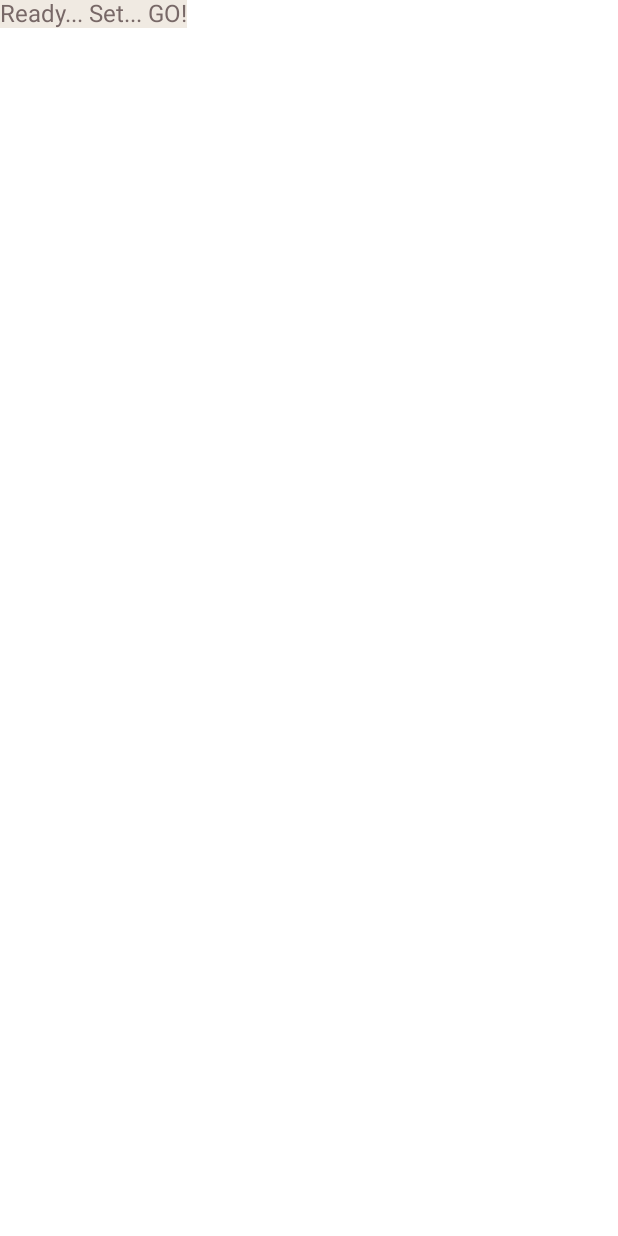
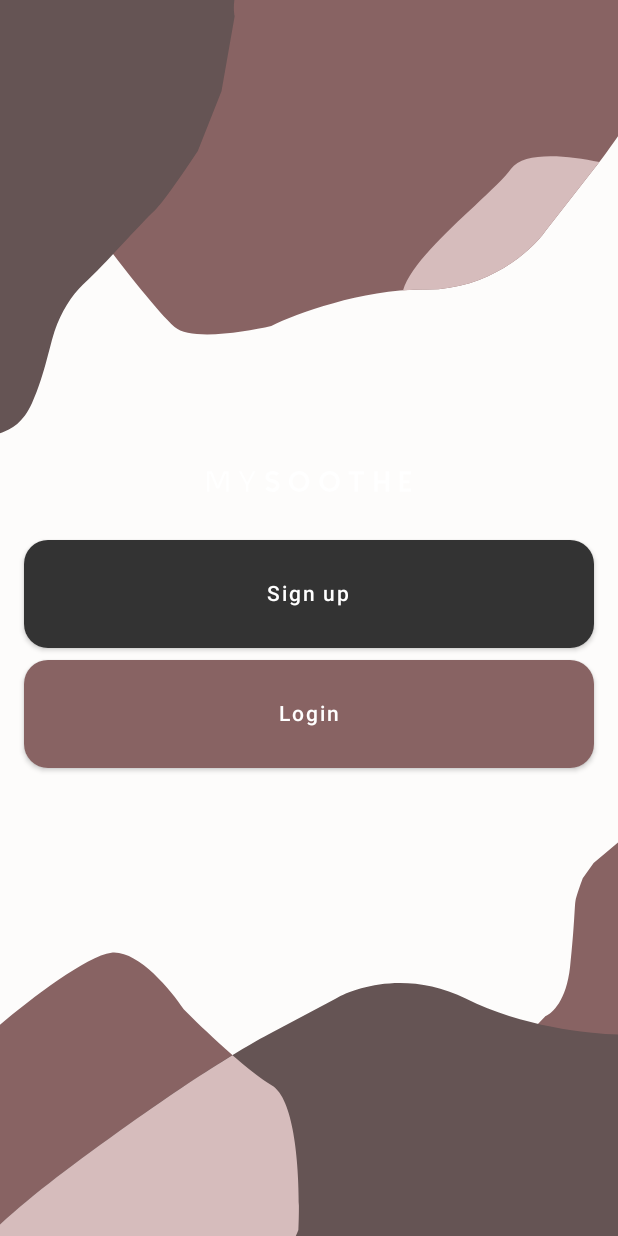
Before and after one commit to RafaO/compose-challenge-3, an Android app built with Jetpack Compose: the screen it shows after launch (MainActivity), on a phone screen of 412 x 824 dp. Run offline under Robolectric (Android 15) with nearby library versions, the phone set to English and light mode, and no system bars.

Commit message:
add welcome screen

```diff
--- a/app/src/main/java/com/example/androiddevchallenge/MainActivity.kt
+++ b/app/src/main/java/com/example/androiddevchallenge/MainActivity.kt
@@ -18,11 +18,9 @@ package com.example.androiddevchallenge
 import android.os.Bundle
 import androidx.activity.compose.setContent
 import androidx.appcompat.app.AppCompatActivity
-import androidx.compose.material.MaterialTheme
-import androidx.compose.material.Surface
-import androidx.compose.material.Text
 import androidx.compose.runtime.Composable
 import androidx.compose.ui.tooling.preview.Preview
+import com.example.androiddevchallenge.ui.screens.Welcome
 import com.example.androiddevchallenge.ui.theme.MyTheme
 
 class MainActivity : AppCompatActivity() {
@@ -39,9 +37,7 @@ class MainActivity : AppCompatActivity() {
 // Start building your app here!
 @Composable
 fun MyApp() {
-    Surface(color = MaterialTheme.colors.background) {
-        Text(text = "Ready... Set... GO!")
-    }
+    Welcome()
 }
 
 @Preview("Light Theme", widthDp = 360, heightDp = 640)
--- /dev/null
+++ b/app/src/main/java/com/example/androiddevchallenge/ui/screens/Welcome.kt
@@ -0,0 +1,99 @@
+/*
+ * Copyright 2021 The Android Open Source Project
+ *
+ * Licensed under the Apache License, Version 2.0 (the "License");
+ * you may not use this file except in compliance with the License.
+ * You may obtain a copy of the License at
+ *
+ *     https://www.apache.org/licenses/LICENSE-2.0
+ *
+ * Unless required by applicable law or agreed to in writing, software
+ * distributed under the License is distributed on an "AS IS" BASIS,
+ * WITHOUT WARRANTIES OR CONDITIONS OF ANY KIND, either express or implied.
+ * See the License for the specific language governing permissions and
+ * limitations under the License.
+ */
+package com.example.androiddevchallenge.ui.screens
+
+import androidx.compose.foundation.Image
+import androidx.compose.foundation.background
+import androidx.compose.foundation.layout.Arrangement
+import androidx.compose.foundation.layout.Column
+import androidx.compose.foundation.layout.RowScope
+import androidx.compose.foundation.layout.Spacer
+import androidx.compose.foundation.layout.fillMaxSize
+import androidx.compose.foundation.layout.fillMaxWidth
+import androidx.compose.foundation.layout.height
+import androidx.compose.foundation.layout.padding
+import androidx.compose.foundation.shape.CornerSize
+import androidx.compose.material.Button
+import androidx.compose.material.ButtonColors
+import androidx.compose.material.ButtonDefaults
+import androidx.compose.material.MaterialTheme
+import androidx.compose.material.Surface
+import androidx.compose.material.Text
+import androidx.compose.runtime.Composable
+import androidx.compose.ui.Alignment
+import androidx.compose.ui.Modifier
+import androidx.compose.ui.layout.ContentScale
+import androidx.compose.ui.res.painterResource
+import androidx.compose.ui.tooling.preview.Preview
+import androidx.compose.ui.unit.dp
+import com.example.androiddevchallenge.R
+import com.example.androiddevchallenge.ui.theme.MyTheme
+
+@Composable
+fun Welcome() = Surface(
+    Modifier
+        .background(color = MaterialTheme.colors.background)
+        .fillMaxSize(),
+) {
+    val (background, logo) = if (MaterialTheme.colors.isLight) Pair(
+        R.drawable.dark_welcome,
+        R.drawable.dark_logo
+    ) else Pair(R.drawable.light_welcome, R.drawable.light_logo)
+    Image(
+        contentScale = ContentScale.FillBounds,
+        painter = painterResource(background),
+        contentDescription = "background"
+    )
+    Column(
+        modifier = Modifier.padding(16.dp),
+        verticalArrangement = Arrangement.Center,
+        horizontalAlignment = Alignment.CenterHorizontally
+    ) {
+        Image(painter = painterResource(logo), contentDescription = "logo")
+        Spacer(Modifier.height(32.dp))
+        FullWidthButton {
+            Text("Sign up")
+        }
+        Spacer(Modifier.height(8.dp))
+        FullWidthButton(
+            colors = ButtonDefaults.buttonColors(backgroundColor = MaterialTheme.colors.secondary)
+        ) {
+            Text("Login")
+        }
+    }
+}
+
+@Composable
+fun FullWidthButton(
+    colors: ButtonColors = ButtonDefaults.buttonColors(),
+    content: @Composable RowScope.() -> Unit
+) = Button(
+    modifier = Modifier
+        .height(72.dp)
+        .fillMaxWidth(),
+    onClick = { },
+    shape = MaterialTheme.shapes.medium.copy(CornerSize(16.dp)),
+    colors = colors,
+    content = content
+)
+
+@Preview
+@Composable
+fun LightPreview() {
+    MyTheme {
+        Welcome()
+    }
+}
--- /dev/null
+++ b/app/src/main/res/drawable/dark_logo.xml
@@ -0,0 +1,30 @@
+<vector xmlns:android="http://schemas.android.com/apk/res/android"
+    android:width="136dp"
+    android:height="16dp"
+    android:viewportWidth="136"
+    android:viewportHeight="16">
+  <path
+      android:pathData="M0,15.805V2.175H3.301L7.222,11.853L11.143,2.175H14.444V15.805H12.844V3.928H12.164L8.103,13.683H6.362L2.281,3.928H1.58V15.805H0Z"
+      android:fillColor="#ffffff"/>
+  <path
+      android:pathData="M32.295,2.175L27.574,11.21V15.805H25.973V11.21L21.252,2.175H22.912L26.774,9.613L30.635,2.175H32.295Z"
+      android:fillColor="#ffffff"/>
+  <path
+      android:pathData="M43.756,16C43.155,16 42.549,15.909 41.935,15.727C41.335,15.546 40.768,15.299 40.235,14.988C39.714,14.663 39.268,14.306 38.894,13.917L40.675,12.242C41.075,12.644 41.555,12.969 42.115,13.216C42.689,13.462 43.222,13.585 43.715,13.585C44.342,13.585 44.869,13.41 45.296,13.06C45.736,12.696 45.956,12.268 45.956,11.775C45.956,11.372 45.803,11.028 45.496,10.743C45.189,10.444 44.809,10.23 44.356,10.1C43.169,9.789 42.155,9.458 41.315,9.107C40.488,8.757 39.874,8.296 39.474,7.725C39.074,7.153 38.927,6.388 39.034,5.427C39.127,4.674 39.381,4.051 39.794,3.558C40.221,3.051 40.755,2.675 41.395,2.428C42.048,2.182 42.769,2.058 43.556,2.058C44.262,2.058 45.003,2.169 45.776,2.389C46.55,2.597 47.317,2.948 48.077,3.441L46.376,5.154C45.99,4.947 45.569,4.771 45.116,4.629C44.662,4.486 44.196,4.408 43.715,4.395C43.342,4.382 42.982,4.421 42.635,4.512C42.302,4.59 42.022,4.733 41.795,4.94C41.568,5.135 41.448,5.401 41.435,5.739C41.422,6.115 41.521,6.407 41.735,6.615C41.948,6.822 42.242,6.991 42.615,7.121C43.002,7.251 43.449,7.394 43.956,7.549C44.889,7.796 45.683,8.082 46.336,8.406C46.99,8.718 47.49,9.14 47.837,9.672C48.184,10.191 48.357,10.892 48.357,11.775C48.357,12.566 48.15,13.281 47.737,13.917C47.323,14.553 46.77,15.059 46.076,15.435C45.383,15.812 44.609,16 43.756,16Z"
+      android:fillColor="#ffffff"/>
+  <path
+      android:pathData="M68.267,8.951C68.267,9.925 68.087,10.84 67.727,11.697C67.38,12.541 66.893,13.281 66.267,13.917C65.64,14.553 64.913,15.052 64.086,15.416C63.259,15.779 62.372,15.961 61.425,15.961C60.465,15.961 59.571,15.779 58.744,15.416C57.917,15.039 57.19,14.533 56.564,13.897C55.937,13.248 55.443,12.502 55.083,11.658C54.736,10.801 54.563,9.899 54.563,8.951C54.563,8.004 54.743,7.115 55.103,6.284C55.463,5.44 55.963,4.7 56.604,4.064C57.244,3.415 57.977,2.909 58.804,2.545C59.631,2.182 60.505,2 61.425,2C62.372,2 63.252,2.182 64.066,2.545C64.893,2.909 65.62,3.415 66.247,4.064C66.887,4.7 67.38,5.44 67.727,6.284C68.087,7.115 68.267,8.004 68.267,8.951ZM65.786,8.951C65.786,8.095 65.586,7.316 65.186,6.615C64.799,5.914 64.273,5.356 63.606,4.94C62.952,4.512 62.225,4.298 61.425,4.298C60.625,4.298 59.891,4.512 59.224,4.94C58.557,5.369 58.024,5.94 57.624,6.654C57.237,7.355 57.044,8.121 57.044,8.951C57.044,9.808 57.237,10.593 57.624,11.307C58.024,12.021 58.557,12.592 59.224,13.021C59.891,13.449 60.625,13.663 61.425,13.663C62.239,13.663 62.972,13.449 63.626,13.021C64.279,12.592 64.799,12.021 65.186,11.307C65.586,10.58 65.786,9.795 65.786,8.951Z"
+      android:fillColor="#ffffff"/>
+  <path
+      android:pathData="M88.566,8.951C88.566,9.925 88.386,10.84 88.026,11.697C87.679,12.541 87.193,13.281 86.566,13.917C85.939,14.553 85.212,15.052 84.385,15.416C83.558,15.779 82.671,15.961 81.724,15.961C80.764,15.961 79.87,15.779 79.044,15.416C78.217,15.039 77.49,14.533 76.863,13.897C76.236,13.248 75.743,12.502 75.382,11.658C75.036,10.801 74.862,9.899 74.862,8.951C74.862,8.004 75.042,7.115 75.402,6.284C75.762,5.44 76.263,4.7 76.903,4.064C77.543,3.415 78.277,2.909 79.104,2.545C79.93,2.182 80.804,2 81.724,2C82.671,2 83.552,2.182 84.365,2.545C85.192,2.909 85.919,3.415 86.546,4.064C87.186,4.7 87.679,5.44 88.026,6.284C88.386,7.115 88.566,8.004 88.566,8.951ZM86.086,8.951C86.086,8.095 85.886,7.316 85.485,6.615C85.099,5.914 84.572,5.356 83.905,4.94C83.252,4.512 82.525,4.298 81.724,4.298C80.924,4.298 80.19,4.512 79.524,4.94C78.857,5.369 78.323,5.94 77.923,6.654C77.536,7.355 77.343,8.121 77.343,8.951C77.343,9.808 77.536,10.593 77.923,11.307C78.323,12.021 78.857,12.592 79.524,13.021C80.19,13.449 80.924,13.663 81.724,13.663C82.538,13.663 83.271,13.449 83.925,13.021C84.578,12.592 85.099,12.021 85.485,11.307C85.886,10.58 86.086,9.795 86.086,8.951Z"
+      android:fillColor="#ffffff"/>
+  <path
+      android:pathData="M104.684,4.317H100.722V15.805H98.322V4.317H94.36V2.175H104.684V4.317Z"
+      android:fillColor="#ffffff"/>
+  <path
+      android:pathData="M121.463,15.805H119.062V10.256H113.881V15.805H111.48V2.175H113.881V8.114H119.062V2.175H121.463V15.805Z"
+      android:fillColor="#ffffff"/>
+  <path
+      android:pathData="M136,15.805H128.458V2.175H136V4.356H130.858V8.153H135.02V10.12H130.858V13.625H136V15.805Z"
+      android:fillColor="#ffffff"/>
+</vector>
--- /dev/null
+++ b/app/src/main/res/drawable/dark_welcome.xml
@@ -0,0 +1,33 @@
+<vector xmlns:android="http://schemas.android.com/apk/res/android"
+    android:width="361dp"
+    android:height="640dp"
+    android:viewportWidth="361"
+    android:viewportHeight="640">
+  <group>
+    <clip-path
+        android:pathData="M0,0h361v640h-361z"/>
+    <path
+        android:pathData="M261.517,634.873C256.752,642.796 259.928,647.549 261.517,653.887L381.176,656C383.117,601.775 387,492.162 387,487.514C387,482.866 384.176,447.901 382.764,431L363.704,434.169L346.761,446.845L340.407,454.768C339.172,457.761 336.595,464.275 336.171,466.387C335.642,469.028 335.642,479.063 332.995,500.718C330.877,518.042 322.582,524.838 318.699,526.07L303.344,540.331L293.285,555.12C291.167,560.401 286.825,571.81 286.402,575.19C285.872,579.415 281.636,597.901 281.107,602.655C280.577,607.408 278.989,612.162 275.812,616.915C272.636,621.669 266.282,626.951 261.517,634.873Z"
+        android:fillColor="#886363"/>
+    <path
+        android:pathData="M124.655,677.114C94.896,673.241 73.498,721.668 6.581,701.44L-13.242,675.512L-28.664,600.657L-3.879,533.525C12.797,520.752 49.932,494.827 65.066,493.31C80.199,491.793 99.532,512.22 107.307,522.623C118.168,532.39 143.686,553.944 158.866,562.021C174.045,570.099 175.472,615.29 174.288,636.876C167.663,651.58 148.462,680.213 124.655,677.114Z"
+        android:fillColor="#886363"/>
+    <path
+        android:pathData="M469.999,-107.11C481.788,-140.425 466.329,-202.918 457.125,-230L-99,10.751L-55.959,75.241L-16.08,103.317L22.534,116.828L62.352,127.298C71.754,138.341 92.84,162.21 101.975,169.338C111.11,176.467 143.437,171.96 158.458,168.816C173.317,162.384 212.144,149.605 248.587,149.95C285.03,150.294 310.469,129.877 318.633,119.626L347.371,87.034C354.732,78.81 376.223,52.378 403.296,12.446C437.137,-37.468 455.261,-65.465 469.999,-107.11Z"
+        android:fillColor="#886363"/>
+    <path
+        android:pathData="M18.712,208.635C10.691,224.181 -0.119,223.814 -11.902,227.576L-134.212,37.492C-48.834,-19.644 123.793,-135.073 131.276,-139.703C138.76,-144.333 197.862,-174.628 226.478,-189.197L240.317,-155.426L236.744,-115.586L230.301,-97.489C226.71,-92.523 218.783,-81.895 215.802,-79.11C212.076,-75.629 195.919,-65.633 163.683,-39.809C137.895,-19.15 135.196,0.943 137.07,8.407L129.367,47.274L115.553,78.164C109.154,86.827 95.099,105.165 90.078,109.212C83.801,114.272 58.246,139.49 51.119,145.076C43.991,150.661 37.916,157.948 33.419,167.786C28.923,177.623 26.733,193.089 18.712,208.635Z"
+        android:fillColor="#655454"/>
+    <path
+        android:pathData="M350.113,83.887C330.997,80.336 305.762,78.285 298.548,87.423C294.885,92.061 286.621,98.859 277.209,106.603C260.335,120.484 239.769,137.403 235.407,150.359C239.804,150.056 244.213,149.908 248.587,149.95C285.03,150.294 310.469,129.877 318.633,119.626L347.371,87.034C348.136,86.18 349.053,85.129 350.113,83.887Z"
+        android:fillColor="#D6BCBC"
+        android:fillType="evenOdd"/>
+    <path
+        android:pathData="M-32.992,665.11C-57.047,690.999 -67.687,754.491 -70,783L536,783L522.122,706.718L496.679,665.11L466.611,637.371L434.229,611.943C429.989,598.074 420.12,567.792 414.569,557.621C409.018,547.45 377.561,538.743 362.527,535.661C346.336,535.661 305.627,531.963 272.321,517.169C239.014,502.374 207.557,511.004 195.992,517.169L156.672,535.661C146.649,540.284 116.426,556.003 75.717,581.893C24.832,614.255 -2.924,632.747 -32.992,665.11Z"
+        android:fillColor="#655454"/>
+    <path
+        android:pathData="M91.893,688.424C103.529,681.553 113.505,675.663 124.655,677.114C148.462,680.213 167.663,651.58 174.287,636.876C175.472,615.29 174.045,570.099 158.866,562.021C152.41,558.586 144.083,552.713 135.81,546.345C121.017,554.358 100.275,566.275 75.717,581.893C33.089,609.004 6.693,626.381 -18.429,650.333L-13.242,675.512L6.581,701.44C48.426,714.089 72.472,699.891 91.893,688.424Z"
+        android:fillColor="#D6BCBC"
+        android:fillType="evenOdd"/>
+  </group>
+</vector>
--- /dev/null
+++ b/app/src/main/res/drawable/light_logo.xml
@@ -0,0 +1,30 @@
+<vector xmlns:android="http://schemas.android.com/apk/res/android"
+    android:width="136dp"
+    android:height="16dp"
+    android:viewportWidth="136"
+    android:viewportHeight="16">
+  <path
+      android:pathData="M0,15.805V2.175H3.301L7.222,11.853L11.143,2.175H14.444V15.805H12.844V3.928H12.164L8.103,13.683H6.362L2.281,3.928H1.58V15.805H0Z"
+      android:fillColor="#655454"/>
+  <path
+      android:pathData="M32.295,2.175L27.574,11.21V15.805H25.973V11.21L21.252,2.175H22.912L26.774,9.613L30.635,2.175H32.295Z"
+      android:fillColor="#655454"/>
+  <path
+      android:pathData="M43.756,16C43.155,16 42.549,15.909 41.935,15.727C41.335,15.546 40.768,15.299 40.235,14.988C39.714,14.663 39.268,14.306 38.894,13.917L40.675,12.242C41.075,12.644 41.555,12.969 42.115,13.216C42.689,13.462 43.222,13.585 43.715,13.585C44.342,13.585 44.869,13.41 45.296,13.06C45.736,12.696 45.956,12.268 45.956,11.775C45.956,11.372 45.803,11.028 45.496,10.743C45.189,10.444 44.809,10.23 44.356,10.1C43.169,9.789 42.155,9.458 41.315,9.107C40.488,8.757 39.874,8.296 39.474,7.725C39.074,7.153 38.927,6.388 39.034,5.427C39.127,4.674 39.381,4.051 39.794,3.558C40.221,3.051 40.755,2.675 41.395,2.428C42.048,2.182 42.769,2.058 43.556,2.058C44.262,2.058 45.003,2.169 45.776,2.389C46.55,2.597 47.317,2.948 48.077,3.441L46.376,5.154C45.99,4.947 45.569,4.771 45.116,4.629C44.662,4.486 44.196,4.408 43.715,4.395C43.342,4.382 42.982,4.421 42.635,4.512C42.302,4.59 42.022,4.733 41.795,4.94C41.568,5.135 41.448,5.401 41.435,5.739C41.422,6.115 41.521,6.407 41.735,6.615C41.948,6.822 42.242,6.991 42.615,7.121C43.002,7.251 43.449,7.394 43.956,7.549C44.889,7.796 45.683,8.082 46.336,8.406C46.99,8.718 47.49,9.14 47.837,9.672C48.184,10.191 48.357,10.892 48.357,11.775C48.357,12.566 48.15,13.281 47.737,13.917C47.323,14.553 46.77,15.059 46.076,15.435C45.383,15.812 44.609,16 43.756,16Z"
+      android:fillColor="#655454"/>
+  <path
+      android:pathData="M68.267,8.951C68.267,9.925 68.087,10.84 67.727,11.697C67.38,12.541 66.893,13.281 66.267,13.917C65.64,14.553 64.913,15.052 64.086,15.416C63.259,15.779 62.372,15.961 61.425,15.961C60.465,15.961 59.571,15.779 58.744,15.416C57.917,15.039 57.19,14.533 56.564,13.897C55.937,13.248 55.443,12.502 55.083,11.658C54.736,10.801 54.563,9.899 54.563,8.951C54.563,8.004 54.743,7.115 55.103,6.284C55.463,5.44 55.963,4.7 56.604,4.064C57.244,3.415 57.977,2.909 58.804,2.545C59.631,2.182 60.505,2 61.425,2C62.372,2 63.252,2.182 64.066,2.545C64.893,2.909 65.62,3.415 66.247,4.064C66.887,4.7 67.38,5.44 67.727,6.284C68.087,7.115 68.267,8.004 68.267,8.951ZM65.786,8.951C65.786,8.095 65.586,7.316 65.186,6.615C64.799,5.914 64.273,5.356 63.606,4.94C62.952,4.512 62.225,4.298 61.425,4.298C60.625,4.298 59.891,4.512 59.224,4.94C58.557,5.369 58.024,5.94 57.624,6.654C57.237,7.355 57.044,8.121 57.044,8.951C57.044,9.808 57.237,10.593 57.624,11.307C58.024,12.021 58.557,12.592 59.224,13.021C59.891,13.449 60.625,13.663 61.425,13.663C62.239,13.663 62.972,13.449 63.626,13.021C64.279,12.592 64.799,12.021 65.186,11.307C65.586,10.58 65.786,9.795 65.786,8.951Z"
+      android:fillColor="#655454"/>
+  <path
+      android:pathData="M88.566,8.951C88.566,9.925 88.386,10.84 88.026,11.697C87.679,12.541 87.193,13.281 86.566,13.917C85.939,14.553 85.212,15.052 84.385,15.416C83.558,15.779 82.671,15.961 81.724,15.961C80.764,15.961 79.87,15.779 79.044,15.416C78.217,15.039 77.49,14.533 76.863,13.897C76.236,13.248 75.743,12.502 75.382,11.658C75.036,10.801 74.862,9.899 74.862,8.951C74.862,8.004 75.042,7.115 75.402,6.284C75.762,5.44 76.263,4.7 76.903,4.064C77.543,3.415 78.277,2.909 79.104,2.545C79.93,2.182 80.804,2 81.724,2C82.671,2 83.552,2.182 84.365,2.545C85.192,2.909 85.919,3.415 86.546,4.064C87.186,4.7 87.679,5.44 88.026,6.284C88.386,7.115 88.566,8.004 88.566,8.951ZM86.086,8.951C86.086,8.095 85.886,7.316 85.485,6.615C85.099,5.914 84.572,5.356 83.905,4.94C83.252,4.512 82.525,4.298 81.724,4.298C80.924,4.298 80.19,4.512 79.524,4.94C78.857,5.369 78.323,5.94 77.923,6.654C77.536,7.355 77.343,8.121 77.343,8.951C77.343,9.808 77.536,10.593 77.923,11.307C78.323,12.021 78.857,12.592 79.524,13.021C80.19,13.449 80.924,13.663 81.724,13.663C82.538,13.663 83.271,13.449 83.925,13.021C84.578,12.592 85.099,12.021 85.485,11.307C85.886,10.58 86.086,9.795 86.086,8.951Z"
+      android:fillColor="#655454"/>
+  <path
+      android:pathData="M104.684,4.317H100.722V15.805H98.322V4.317H94.36V2.175H104.684V4.317Z"
+      android:fillColor="#655454"/>
+  <path
+      android:pathData="M121.463,15.805H119.062V10.256H113.881V15.805H111.48V2.175H113.881V8.114H119.062V2.175H121.463V15.805Z"
+      android:fillColor="#655454"/>
+  <path
+      android:pathData="M136,15.805H128.458V2.175H136V4.356H130.858V8.153H135.02V10.12H130.858V13.625H136V15.805Z"
+      android:fillColor="#655454"/>
+</vector>
--- /dev/null
+++ b/app/src/main/res/drawable/light_welcome.xml
@@ -0,0 +1,33 @@
+<vector xmlns:android="http://schemas.android.com/apk/res/android"
+    android:width="361dp"
+    android:height="640dp"
+    android:viewportWidth="361"
+    android:viewportHeight="640">
+  <group>
+    <clip-path
+        android:pathData="M0,0h361v640h-361z"/>
+    <path
+        android:pathData="M261.517,634.873C256.752,642.796 259.928,647.549 261.517,653.887L381.176,656C383.117,601.775 387,492.162 387,487.514C387,482.866 384.176,447.901 382.764,431L363.704,434.169L346.761,446.845L340.407,454.768C339.172,457.761 336.595,464.275 336.171,466.387C335.642,469.028 335.642,479.063 332.995,500.718C330.877,518.042 322.582,524.838 318.699,526.07L303.344,540.331L293.285,555.12C291.167,560.401 286.825,571.81 286.402,575.19C285.872,579.415 281.636,597.901 281.107,602.655C280.577,607.408 278.989,612.162 275.812,616.915C272.636,621.669 266.282,626.951 261.517,634.873Z"
+        android:fillColor="#E3CFBD"/>
+    <path
+        android:pathData="M124.655,677.114C94.896,673.241 73.498,721.668 6.581,701.44L-13.242,675.512L-28.664,600.657L-3.879,533.525C12.797,520.752 49.932,494.827 65.066,493.31C80.199,491.793 99.532,512.22 107.307,522.623C118.168,532.39 143.686,553.944 158.866,562.021C174.045,570.099 175.472,615.29 174.288,636.876C167.663,651.58 148.462,680.213 124.655,677.114Z"
+        android:fillColor="#E3CFBD"/>
+    <path
+        android:pathData="M469.999,-107.11C481.788,-140.425 466.329,-202.918 457.125,-230L-99,10.751L-55.959,75.241L-16.08,103.317L22.534,116.828L62.352,127.298C71.754,138.341 92.84,162.21 101.975,169.338C111.11,176.467 143.437,171.96 158.458,168.816C173.317,162.384 212.144,149.605 248.587,149.95C285.03,150.294 310.469,129.877 318.633,119.626L347.371,87.034C354.732,78.81 376.223,52.378 403.296,12.446C437.137,-37.468 455.261,-65.465 469.999,-107.11Z"
+        android:fillColor="#E3CFBD"/>
+    <path
+        android:pathData="M18.712,208.635C10.691,224.181 -0.119,223.814 -11.902,227.576L-134.212,37.492C-48.834,-19.644 123.793,-135.073 131.276,-139.703C138.76,-144.333 197.862,-174.628 226.478,-189.197L240.317,-155.426L236.744,-115.586L230.301,-97.489C226.71,-92.523 218.783,-81.895 215.802,-79.11C212.076,-75.629 195.919,-65.633 163.683,-39.809C137.895,-19.15 135.196,0.943 137.07,8.407L129.367,47.274L115.553,78.164C109.154,86.827 95.099,105.165 90.078,109.212C83.801,114.272 58.246,139.49 51.119,145.076C43.991,150.661 37.916,157.948 33.419,167.786C28.923,177.623 26.733,193.089 18.712,208.635Z"
+        android:fillColor="#D6BCBC"/>
+    <path
+        android:pathData="M350.113,83.887C330.997,80.336 305.762,78.285 298.548,87.423C294.885,92.061 286.621,98.859 277.209,106.603C260.335,120.484 239.769,137.403 235.407,150.359C239.804,150.056 244.213,149.908 248.587,149.95C285.03,150.294 310.469,129.877 318.633,119.626L347.371,87.034C348.136,86.18 349.053,85.129 350.113,83.887Z"
+        android:fillColor="#E1B0B0"
+        android:fillType="evenOdd"/>
+    <path
+        android:pathData="M-32.992,665.11C-57.047,690.999 -67.687,754.491 -70,783L536,783L522.122,706.718L496.679,665.11L466.611,637.371L434.229,611.943C429.989,598.074 420.12,567.792 414.569,557.621C409.018,547.45 377.561,538.743 362.527,535.661C346.336,535.661 305.627,531.963 272.321,517.169C239.014,502.374 207.557,511.004 195.992,517.169L156.672,535.661C146.649,540.284 116.426,556.003 75.717,581.893C24.832,614.255 -2.924,632.747 -32.992,665.11Z"
+        android:fillColor="#D6BCBC"/>
+    <path
+        android:pathData="M91.893,688.424C103.529,681.553 113.505,675.663 124.655,677.114C148.462,680.213 167.663,651.58 174.287,636.876C175.472,615.29 174.045,570.099 158.866,562.021C152.41,558.586 144.083,552.713 135.81,546.345C121.017,554.358 100.275,566.275 75.717,581.893C33.089,609.004 6.693,626.381 -18.429,650.333L-13.242,675.512L6.581,701.44C48.426,714.089 72.472,699.891 91.893,688.424Z"
+        android:fillColor="#E1AFAF"
+        android:fillType="evenOdd"/>
+  </group>
+</vector>
```
